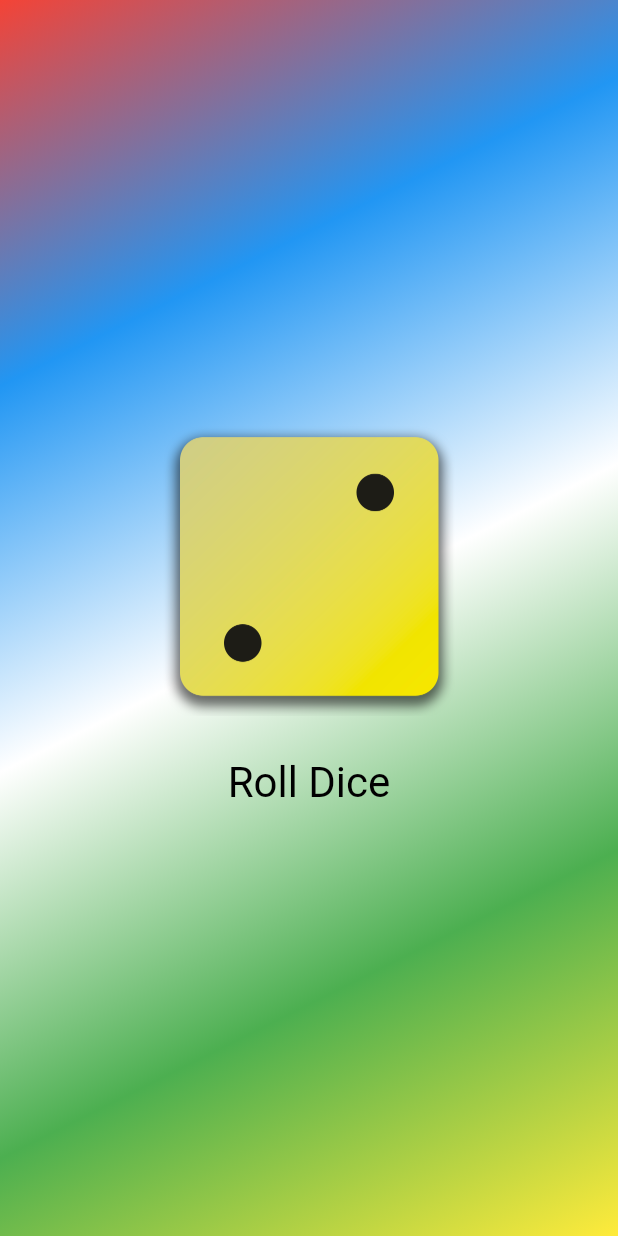
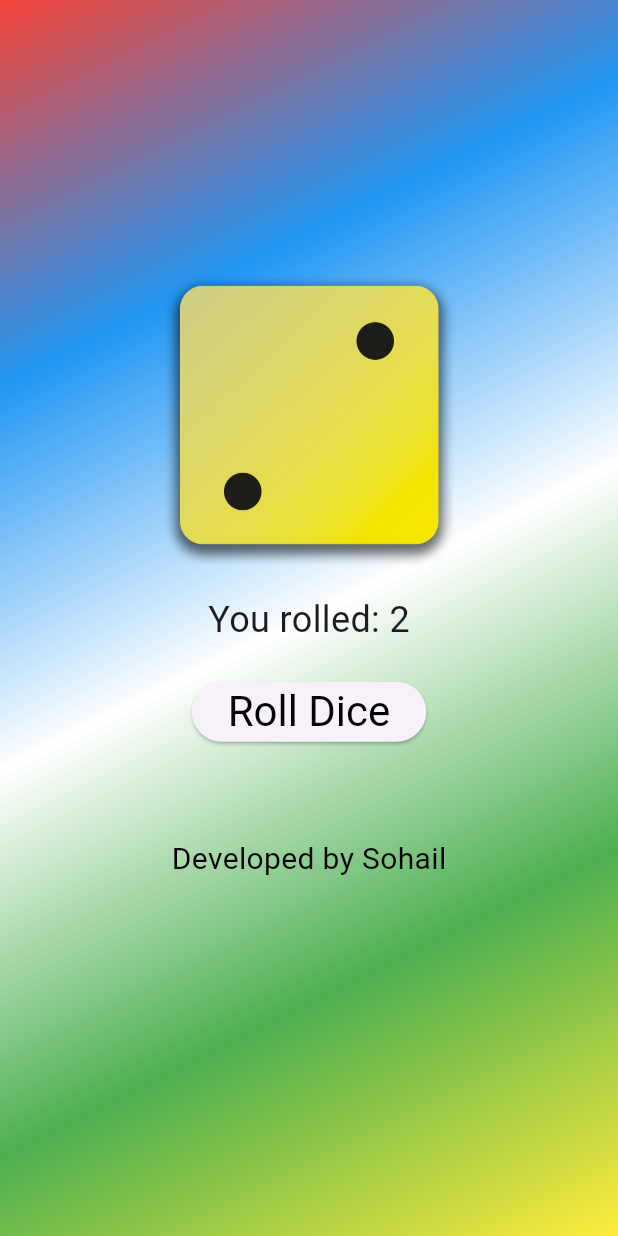
Before and after one commit to sohail019/Complete-Flutter, a Flutter app: the screen it shows after launch, on a phone screen of 412 x 824 dp. Run offline on Flutter 3.47's test engine with Material 3 defaults, Android fonts, the phone set to English and light mode, and no system bars.

Commit message:
Refactor DiceRoller and GradientContainer to enhance dice rolling functionality and UI presentation

```diff
--- a/_01_basic_setup/lib/dice_roller.dart
+++ b/_01_basic_setup/lib/dice_roller.dart
@@ -1,4 +1,7 @@
 import 'package:flutter/material.dart';
+import 'dart:math';
+
+final randomizer = Random();
 
 class DiceRoller extends StatefulWidget {
   const DiceRoller({super.key});
@@ -10,11 +13,12 @@ class DiceRoller extends StatefulWidget {
 }
 
 class _DiceRollerState extends State<DiceRoller> {
-  var activeDiceImage = 'assets/images/dice-2.png';
-
+  // var activeDiceImage = 'assets/images/dice-2.png';
+  var currentDiceRoll = 2;
   rollDice() {
     setState(() {
-      activeDiceImage = 'assets/images/dice-4.png';
+      currentDiceRoll = randomizer.nextInt(6) + 1;
+      // activeDiceImage = 'assets/images/dice-$diceRoll.png';
     });
   }
 
@@ -24,16 +28,18 @@ class _DiceRollerState extends State<DiceRoller> {
       mainAxisSize: MainAxisSize.min,
       children: [
         Image.asset(
-          activeDiceImage,
+          'assets/images/dice-$currentDiceRoll.png',
           width: 200,
         ),
         const SizedBox(height: 20),
-        TextButton(
+        Text(
+          'You rolled: $currentDiceRoll',
+          style: const TextStyle(fontSize: 24),
+        ),
+        const SizedBox(height: 20),
+        ElevatedButton(
           onPressed: rollDice,
-          style: TextButton.styleFrom(
-            // padding: EdgeInsets.only(
-            //   top: 20,
-            // ),
+          style: ElevatedButton.styleFrom(
             foregroundColor: Colors.black,
             textStyle: const TextStyle(fontSize: 28),
           ),
--- a/_01_basic_setup/lib/gradient_container.dart
+++ b/_01_basic_setup/lib/gradient_container.dart
@@ -20,8 +20,24 @@ class GradientContainer extends StatelessWidget {
           end: endAlignment,
         ),
       ),
-      // child: StyledText("Hello Sohail!"),
-      child: Center(child: DiceRoller()),
+      child: Center(
+        child: Column(
+          mainAxisAlignment: MainAxisAlignment.center,
+          children: [
+            DiceRoller(),
+            Padding(
+              padding: const EdgeInsets.all(60.0),
+              child: Text(
+                'Developed by Sohail',
+                style: TextStyle(
+                  color: Colors.black,
+                  fontSize: 20,
+                ),
+              ),
+            ),
+          ],
+        ),
+      ),
     );
   }
 }
```
